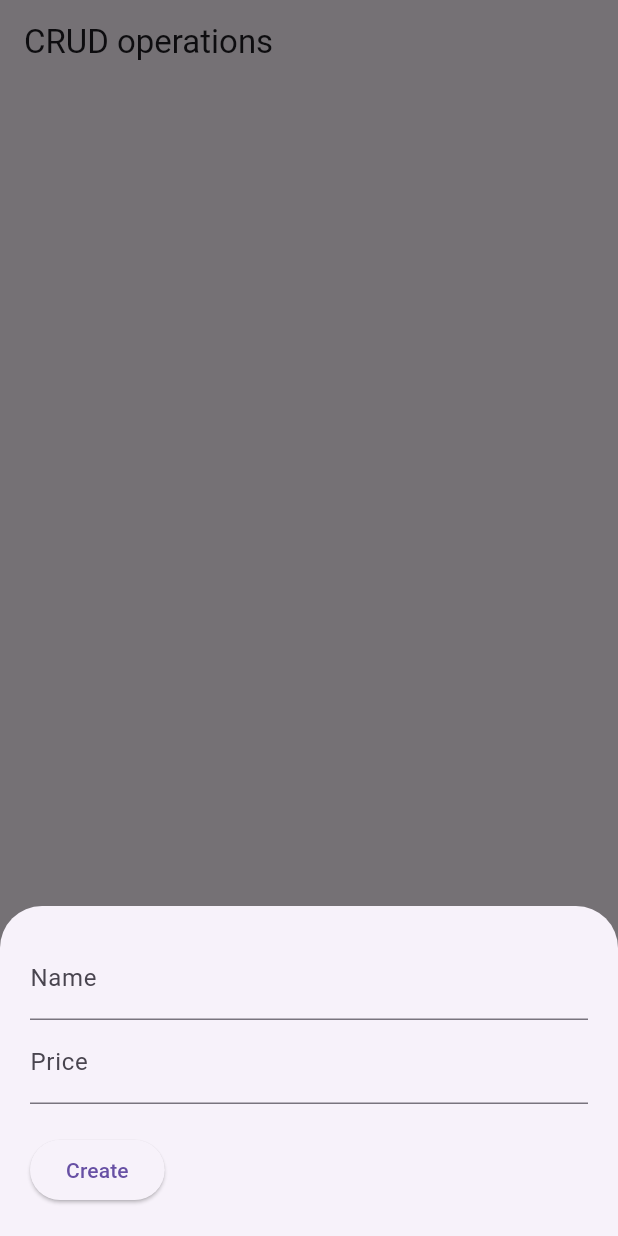
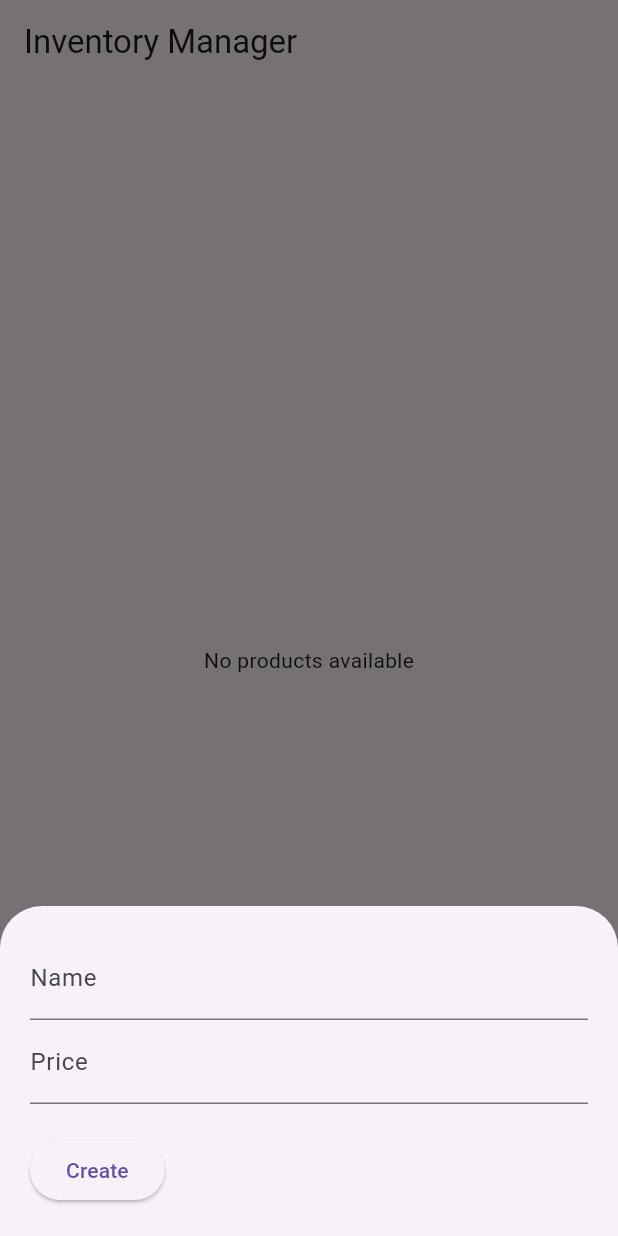
Before and after one commit to TJs87474/inventory-app, a Flutter app: the screen it shows after launch, after a tap on the "add" icon, on a phone screen of 412 x 824 dp. Run offline on Flutter 3.47's test engine with Material 3 defaults, Android fonts, the phone set to English and light mode, and no system bars; our stand-ins replace cloud_firestore, firebase_core; accounts and stored records are empty.

Commit message:
More changes

```diff
--- a/lib/main.dart
+++ b/lib/main.dart
@@ -17,9 +17,8 @@ class MyApp extends StatelessWidget {
   @override
   Widget build(BuildContext context) {
     return const MaterialApp(
-      // Remove the debug banner
       debugShowCheckedModeBanner: false,
-      title: 'Test',
+      title: 'Inventory Manager',
       home: HomePage(),
     );
   }
@@ -33,13 +32,15 @@ class HomePage extends StatefulWidget {
 }
 
 class _HomePageState extends State<HomePage> {
-  // text fields' controllers
+  // Controllers for text fields
   final TextEditingController _nameController = TextEditingController();
   final TextEditingController _priceController = TextEditingController();
 
+  // Reference to Firestore collection
   final CollectionReference _products =
       FirebaseFirestore.instance.collection('products');
 
+  // Create or Update Product
   Future<void> _createOrUpdate([DocumentSnapshot? documentSnapshot]) async {
     String action = 'create';
     if (documentSnapshot != null) {
@@ -74,22 +75,17 @@ class _HomePageState extends State<HomePage> {
                   labelText: 'Price',
                 ),
               ),
-              const SizedBox(
-                height: 20,
-              ),
+              const SizedBox(height: 20),
               ElevatedButton(
                 child: Text(action == 'create' ? 'Create' : 'Update'),
                 onPressed: () async {
                   String name = _nameController.text;
-                  double price = double.parse(_priceController.text);
+                  double? price = double.tryParse(_priceController.text);
+
                   if (name.isNotEmpty && price != null) {
                     if (action == 'create') {
-                      // Persist a new product to Firestore
                       await _products.add({"name": name, "price": price});
-                    }
-
-                    if (action == 'update') {
-                      // Update the product
+                    } else {
                       await _products.doc(documentSnapshot!.id).update({
                         "name": name,
                         "price": price,
@@ -102,7 +98,7 @@ class _HomePageState extends State<HomePage> {
                     Navigator.of(context).pop();
                   }
                 },
-              )
+              ),
             ],
           ),
         );
@@ -110,50 +106,55 @@ class _HomePageState extends State<HomePage> {
     );
   }
 
-  // Deleting a product by id
+  // Delete Product
   Future<void> _deleteProduct(String productId) async {
-
+    await _products.doc(productId).delete();
     ScaffoldMessenger.of(context).showSnackBar(
-      const SnackBar(
-        content: Text('You have successfully deleted a product'),
-      ),
+      const SnackBar(content: Text('Product deleted successfully')),
     );
   }
 
   @override
   Widget build(BuildContext context) {
     return Scaffold(
-      appBar: AppBar(
-        title: const Text('CRUD operations'),
-      ),
-      // Using StreamBuilder to display all products from Firestore in real-time
+      appBar: AppBar(title: const Text('Inventory Manager')),
       body: StreamBuilder(
         stream: _products.snapshots(),
-        builder: (context, AsyncSnapshot<QuerySnapshot> streamSnapshot) {
-          if (streamSnapshot.hasData) {
+        builder: (context, AsyncSnapshot<QuerySnapshot> snapshot) {
+          if (snapshot.hasError) {
+            return const Center(child: Text("Something went wrong"));
+          }
+
+          if (snapshot.connectionState == ConnectionState.waiting) {
+            return const Center(child: CircularProgressIndicator());
+          }
+
+          if (snapshot.hasData && snapshot.data!.docs.isEmpty) {
+            return const Center(child: Text("No products available"));
+          }
+
           return ListView.builder(
-              itemCount: streamSnapshot.data!.docs.length,
+            itemCount: snapshot.data!.docs.length,
             itemBuilder: (context, index) {
               final DocumentSnapshot documentSnapshot =
-                streamSnapshot.data!.docs[index];
+                  snapshot.data!.docs[index];
+
               return Card(
                 margin: const EdgeInsets.all(10),
                 child: ListTile(
                   title: Text(documentSnapshot['name']),
-                    subtitle: Text(documentSnapshot['price'].toString()),
+                  subtitle: Text("\$${documentSnapshot['price'].toStringAsFixed(2)}"),
                   trailing: SizedBox(
                     width: 100,
                     child: Row(
                       children: [
                         IconButton(
                           icon: const Icon(Icons.edit),
-                            onPressed: () =>
-                                _createOrUpdate(documentSnapshot),
+                          onPressed: () => _createOrUpdate(documentSnapshot),
                         ),
                         IconButton(
                           icon: const Icon(Icons.delete),
-                            onPressed: () =>
-                                _deleteProduct(documentSnapshot.id),
+                          onPressed: () => _deleteProduct(documentSnapshot.id),
                         ),
                       ],
                     ),
@@ -162,14 +163,8 @@ class _HomePageState extends State<HomePage> {
               );
             },
           );
-          }
-
-          return const Center(
-            child: CircularProgressIndicator(),
-          );
         },
       ),
-      // Add new product
       floatingActionButton: FloatingActionButton(
         onPressed: () => _createOrUpdate(),
         child: const Icon(Icons.add),
```
Lines whose indentation alone changed are shown as unchanged.
